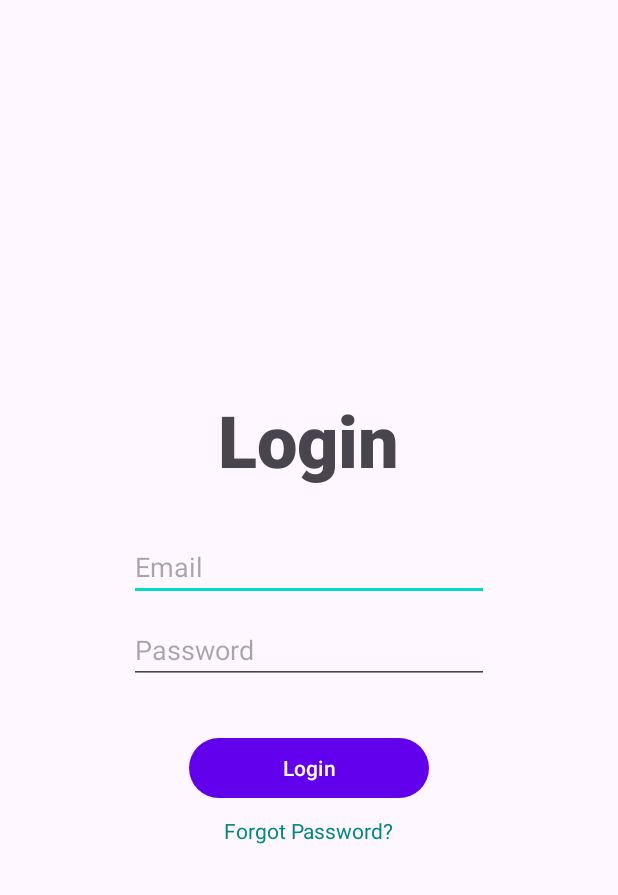
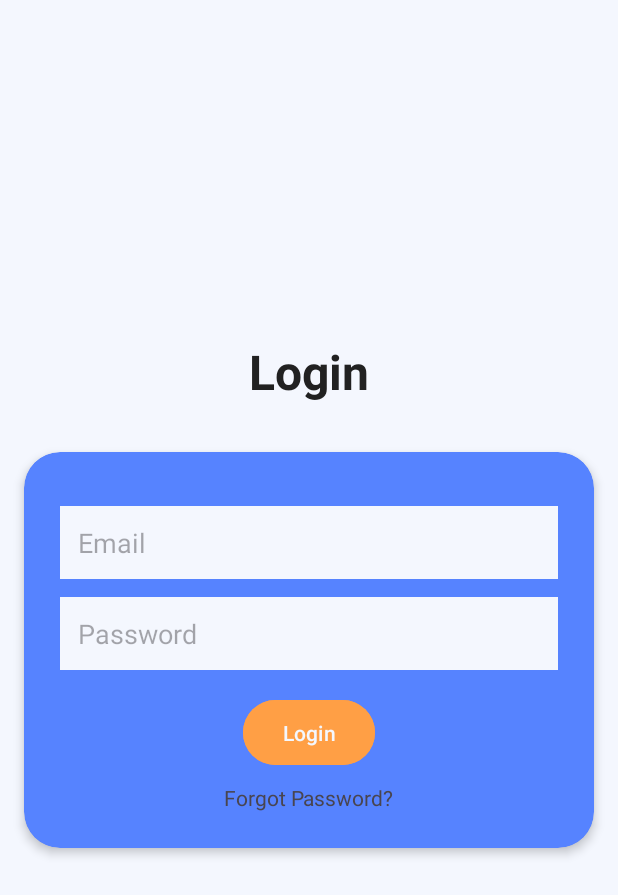
Before and after one commit to J58C/DoGoes, an Android app: the layout activity_login.xml on its own in the app's theme, with its tools: preview values and no code run, on a phone screen of 412 x 824 dp. Shown: the top 895 px of the screen. Run offline under Robolectric (Android 15) with nearby library versions, the phone set to English and light mode, and no system bars; Roboto replaces fonts that are not available here.

Commit message:
Refactor: Enhance login screen UI and update API endpoint
-   Updated the API base URL to `https://sigmaskibidi.my.id/api/`.
-   Added a rounded background to the login layout, using `rounded_background.xml`.
-   Created a rounded style for EditText fields with `edittext_rounded.xml`.
-   Implemented a rounded button style using `button_rounded.xml`.
-   Added Roboto Mono Bold font family with `roboto_mono_bold.xml`.
-   Modified the `activity_login.xml` layout to incorporate rounded styles, and improved visual elements.
-   Refactored colors in `colors.xml` for better consistency and visual appeal.
-   Updated the app theme in `themes.xml` with new color scheme.
-   Added `preloaded_fonts` metadata to `AndroidManifest.xml`.

```diff
--- a/app/src/main/AndroidManifest.xml
+++ b/app/src/main/AndroidManifest.xml
@@ -15,12 +15,15 @@
         android:label="@string/app_name"
         android:roundIcon="@mipmap/ic_launcher_round"
         android:supportsRtl="true"
-        android:theme="@style/Theme.DoGoes"
+        android:theme="@style/Theme.Dogoes"
         android:usesCleartextTraffic="true"
         tools:targetApi="31">
         <meta-data
             android:name="androidx.appcompat.app.AppCompatDelegate.DEFAULT_NIGHT_MODE"
             android:value="1"/>
+        <meta-data
+            android:name="preloaded_fonts"
+            android:resource="@array/preloaded_fonts" />
 
         <!-- Activity Login -->
         <activity
--- a/app/src/main/java/com/apps/dogoes/api/ApiClient.kt
+++ b/app/src/main/java/com/apps/dogoes/api/ApiClient.kt
@@ -10,7 +10,7 @@ import retrofit2.http.Path
 import retrofit2.http.DELETE
 
 object ApiClient {
-    private const val BASE_URL = "http://10.10.118.153:3000/api/"
+    private const val BASE_URL = "https://sigmaskibidi.my.id/api/"
 
     val instance: ApiService by lazy {
         val retrofit = Retrofit.Builder()
--- /dev/null
+++ b/app/src/main/res/drawable/button_rounded.xml
@@ -0,0 +1,5 @@
+<shape xmlns:android="http://schemas.android.com/apk/res/android"
+    android:shape="rectangle">
+    <corners android:radius="24dp" />
+    <solid android:color="@color/colorAccent" />
+</shape>
--- /dev/null
+++ b/app/src/main/res/drawable/edittext_rounded.xml
@@ -0,0 +1,6 @@
+<shape xmlns:android="http://schemas.android.com/apk/res/android"
+    android:shape="rectangle">
+    <corners android:radius="20dp" />
+    <solid android:color="@color/colorBackground" />
+    <padding android:left="16dp" android:right="16dp" />
+</shape>
--- /dev/null
+++ b/app/src/main/res/drawable/rounded_background.xml
@@ -0,0 +1,6 @@
+<shape xmlns:android="http://schemas.android.com/apk/res/android"
+    android:shape="rectangle">
+    <corners android:radius="24dp" />
+    <solid android:color="@color/colorSecondary" />
+    <padding android:left="16dp" android:top="16dp" android:right="16dp" android:bottom="16dp" />
+</shape>
--- /dev/null
+++ b/app/src/main/res/font/roboto_mono_bold.xml
@@ -0,0 +1,7 @@
+<?xml version="1.0" encoding="utf-8"?>
+<font-family xmlns:app="http://schemas.android.com/apk/res-auto"
+        app:fontProviderAuthority="com.google.android.gms.fonts"
+        app:fontProviderPackage="com.google.android.gms"
+        app:fontProviderQuery="Roboto Mono:wght700"
+        app:fontProviderCerts="@array/com_google_android_gms_fonts_certs">
+</font-family>
--- a/app/src/main/res/layout/activity_login.xml
+++ b/app/src/main/res/layout/activity_login.xml
@@ -1,62 +1,89 @@
-<androidx.constraintlayout.widget.ConstraintLayout xmlns:android="http://schemas.android.com/apk/res/android"
+<?xml version="1.0" encoding="utf-8"?>
+<androidx.constraintlayout.widget.ConstraintLayout
+    xmlns:android="http://schemas.android.com/apk/res/android"
+    xmlns:app="http://schemas.android.com/apk/res-auto"
     xmlns:tools="http://schemas.android.com/tools"
-    android:id="@+id/login"
     android:layout_width="match_parent"
     android:layout_height="match_parent"
+    android:background="@color/colorBackground"
     tools:context=".LoginActivity">
 
     <LinearLayout
         android:layout_width="match_parent"
         android:layout_height="match_parent"
-        android:orientation="vertical"
-        android:gravity="center">
+        android:gravity="center"
+        android:orientation="vertical">
 
         <TextView
             android:id="@+id/txtLogin"
             android:layout_width="wrap_content"
             android:layout_height="wrap_content"
-            android:fontFamily="sans-serif-black"
-            android:paddingBottom="20dp"
             android:text="Login"
-            android:textSize="48sp"
-            android:layout_gravity="center"/>
+            android:textColor="@color/colorText"
+            android:textSize="32sp"
+            android:textStyle="bold"
+            app:layout_constraintTop_margin="100dp" />
+
+        <!-- Gunakan Rounded Background -->
+        <LinearLayout
+            android:layout_width="match_parent"
+            android:layout_height="wrap_content"
+            android:layout_marginStart="16dp"
+            android:layout_marginTop="32dp"
+            android:layout_marginEnd="16dp"
+            android:layout_marginBottom="32dp"
+            android:background="@drawable/rounded_background"
+            android:clipToOutline="true"
+            android:elevation="4dp"
+            android:gravity="center"
+            android:orientation="vertical"
+            android:padding="24dp"
+            android:paddingTop="40dp"
+            android:paddingBottom="40dp">
 
             <EditText
                 android:id="@+id/etEmail"
-            android:layout_width="240dp"
+                android:layout_width="match_parent"
                 android:layout_height="wrap_content"
+                android:layout_marginTop="12dp"
+                android:background="@color/colorBackground"
                 android:hint="Email"
-            android:inputType="textEmailAddress"
-            android:layout_marginTop="10dp"/>
+                android:padding="12dp"
+                android:textColor="@color/colorText" />
 
             <EditText
                 android:id="@+id/etPassword"
-            android:layout_width="240dp"
+                android:layout_width="match_parent"
                 android:layout_height="wrap_content"
+                android:layout_marginTop="12dp"
+                android:background="@color/colorBackground"
                 android:hint="Password"
-            android:inputType="textPassword"
-            android:layout_marginTop="10dp"/>
+                android:padding="12dp"
+                android:textColor="@color/colorText" />
 
             <Button
                 android:id="@+id/btnLogin"
-            android:layout_width="160dp"
-            android:layout_height="48dp"
+                android:layout_width="wrap_content"
+                android:layout_height="wrap_content"
+                android:layout_gravity="center"
+                android:layout_marginTop="16dp"
+                android:backgroundTint="@color/colorAccent"
+                android:padding="12dp"
                 android:text="Login"
-            android:layout_marginTop="32dp"/>
+                android:textColor="@color/colorBackground" />
 
             <TextView
                 android:id="@+id/tvForgotPassword"
                 android:layout_width="wrap_content"
                 android:layout_height="wrap_content"
-            android:text="Forgot Password?"
-            android:textColor="@color/teal_700"
-            android:textSize="14sp"
+                android:layout_gravity="center"
                 android:layout_marginTop="8dp"
                 android:clickable="true"
                 android:focusable="true"
-            android:layout_gravity="center"/>
+                android:text="Forgot Password?"
+                android:textSize="14sp" />
 
-
+        </LinearLayout>
     </LinearLayout>
 
 </androidx.constraintlayout.widget.ConstraintLayout>
--- a/app/src/main/res/values/colors.xml
+++ b/app/src/main/res/values/colors.xml
@@ -1,11 +1,9 @@
-<?xml version="1.0" encoding="utf-8"?>
 <resources>
-    <color name="purple_200">#FFBB86FC</color>
-    <color name="purple_500">#FF6200EE</color>
-    <color name="purple_700">#FF3700B3</color>
-    <color name="teal_200">#FF03DAC5</color>
-    <color name="teal_700">#FF018786</color>
-    <color name="black">#FF000000</color>
-    <color name="white">#FFFFFFFF</color>
-    <color name="lavender">#8692F7</color>
+    <color name="colorPrimary">#7494EC</color>
+    <color name="colorSecondary">#5683FF</color>
+    <color name="colorBackground">#F4F7FE</color>
+    <color name="colorText">#212121</color>
+    <color name="colorAccent">#FF9F45</color>
+    <color name="colorSuccess">#4CAF50</color>
+    <color name="colorError">#FF4D4D</color>
 </resources>
--- a/app/src/main/res/values/themes.xml
+++ b/app/src/main/res/values/themes.xml
@@ -1,16 +1,12 @@
 <resources xmlns:tools="http://schemas.android.com/tools">
-    <!-- Base application theme. -->
-    <style name="Base.Theme.DoGoes" parent="Theme.Material3.DayNight.NoActionBar">
-        <!-- light theme -->
-        <item name="colorPrimary">@color/purple_500</item>
-        <item name="colorPrimaryVariant">@color/lavender</item>
-        <item name="colorOnPrimary">@color/white</item>
-        <!-- dark theme -->
-        <item name="colorSecondary">@color/teal_200</item>
-        <item name="colorSecondaryVariant">@color/teal_700</item>
-        <item name="colorOnSecondary">@color/black</item>
-        <!-- status bar -->
-        <item name="android:statusBarColor">?attr/colorPrimaryVariant</item>
+    <style name="Theme.Dogoes" parent="Theme.Material3.Light.NoActionBar">
+        <item name="colorPrimary">@color/colorPrimary</item>
+        <item name="colorSecondary">@color/colorSecondary</item>
+        <item name="android:colorBackground">@color/colorBackground</item>
+        <item name="colorOnBackground">@color/colorText</item>
+        <item name="colorAccent">@color/colorAccent</item>
+        <item name="colorError">@color/colorError</item>
+        <item name="android:statusBarColor">@color/colorPrimary</item>
+        <item name="android:navigationBarColor">@color/colorPrimary</item>
     </style>
-    <style name="Theme.DoGoes" parent="Base.Theme.DoGoes" />
 </resources>
```
Lines whose indentation alone changed are shown as unchanged.
